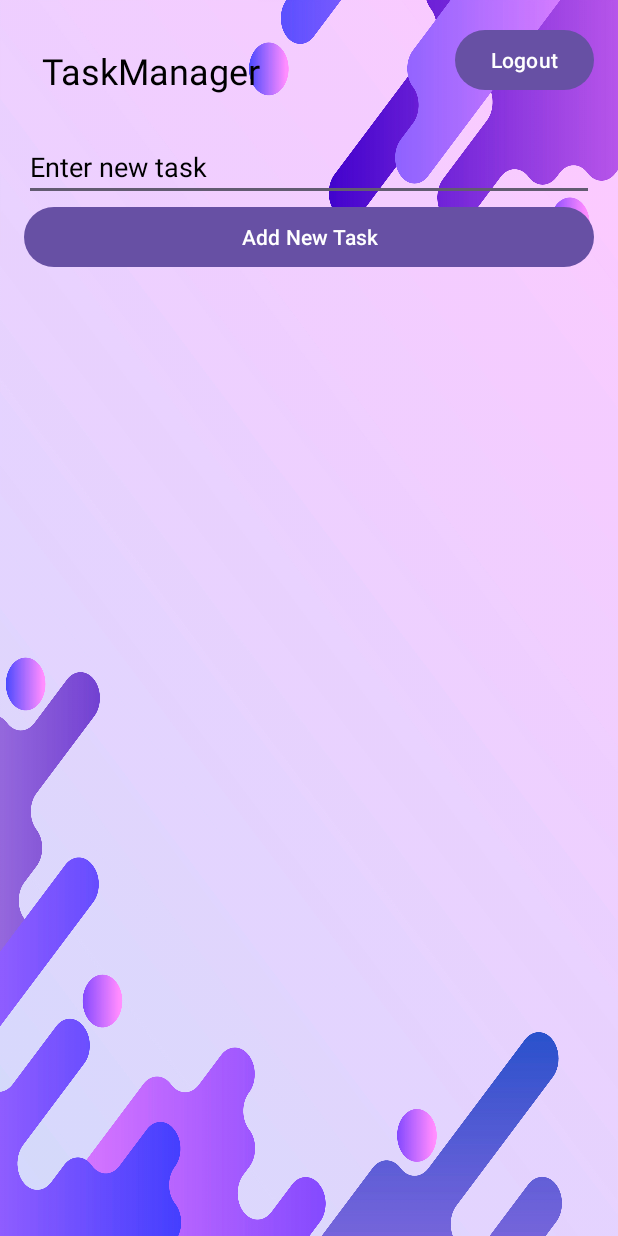
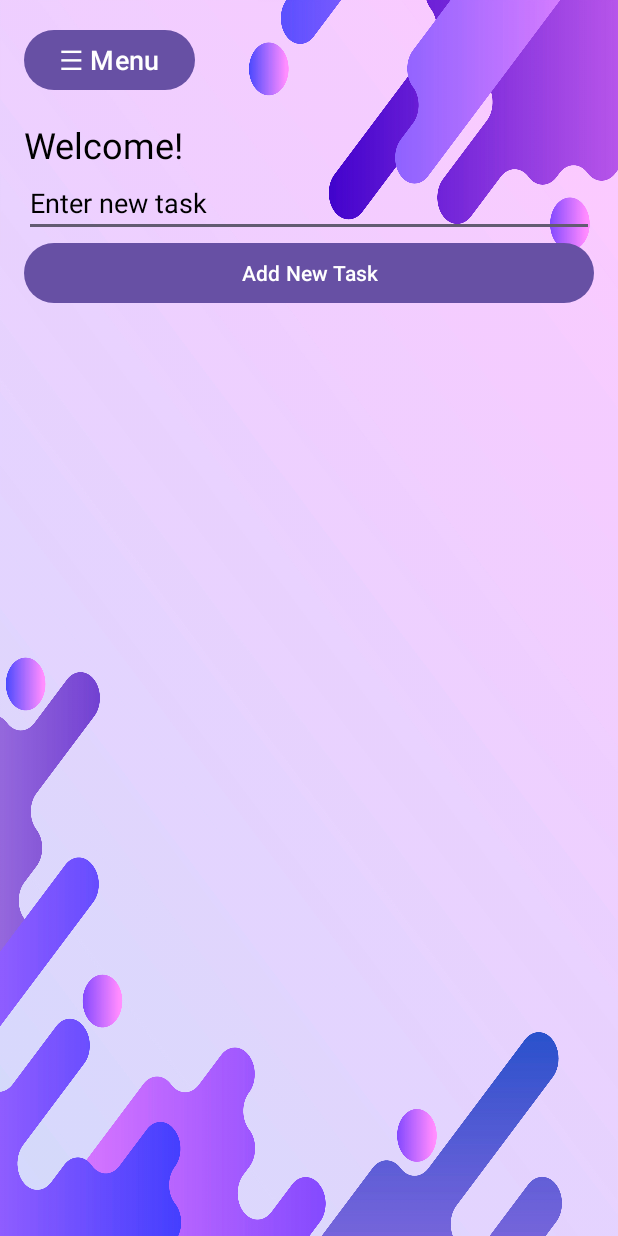
Before and after one commit to chandrakanth0/TaskManagerApp, an Android app: the screen it shows after launch once a user with an empty profile is signed in (WelcomeActivity), on a phone screen of 412 x 824 dp. Run offline under Robolectric (Android 15) with nearby library versions, the phone set to English and light mode, and no system bars; our stand-ins replace Firebase (no records; nobody signed in at launch, a user with empty details on screens opened directly).

Commit message:
added upto navigation without css

```diff
--- a/app/build.gradle.kts
+++ b/app/build.gradle.kts
@@ -43,6 +43,7 @@ dependencies {
     implementation(libs.credentials.play.services.auth)
     implementation(libs.googleid)
     implementation(libs.firebase.firestore)
+    implementation(libs.firebase.database)
     testImplementation(libs.junit)
     androidTestImplementation(libs.ext.junit)
     androidTestImplementation(libs.espresso.core)
--- a/app/src/main/AndroidManifest.xml
+++ b/app/src/main/AndroidManifest.xml
@@ -24,6 +24,8 @@
 
         <activity android:name=".LoginActivity" android:exported="true"/>
 
+        <activity android:name=".ProfileActivity" android:exported="true"/>
+
         <!-- WelcomeActivity (After Login Page) -->
         <activity
             android:name=".WelcomeActivity"
--- a/app/src/main/java/com/example/apptodo/WelcomeActivity.java
+++ b/app/src/main/java/com/example/apptodo/WelcomeActivity.java
@@ -2,43 +2,45 @@ package com.example.apptodo;
 
 import android.content.Intent;
 import android.os.Bundle;
+import android.view.MenuItem;
 import android.view.View;
 import android.widget.Button;
 import android.widget.EditText;
 import android.widget.TextView;
 import android.widget.Toast;
-
 import androidx.annotation.NonNull;
 import androidx.appcompat.app.AppCompatActivity;
+import androidx.core.view.GravityCompat;
+import androidx.drawerlayout.widget.DrawerLayout;
 import androidx.recyclerview.widget.LinearLayoutManager;
 import androidx.recyclerview.widget.RecyclerView;
-
-import com.google.android.gms.tasks.OnCompleteListener;
-import com.google.android.gms.tasks.OnFailureListener;
-import com.google.android.gms.tasks.OnSuccessListener;
-import com.google.android.gms.tasks.Task;
+import com.example.apptodo.LoginActivity;
+import com.example.apptodo.R;
+import com.example.apptodo.TaskAdapter;
+import com.google.android.material.navigation.NavigationView;
 import com.google.firebase.auth.FirebaseAuth;
 import com.google.firebase.auth.FirebaseUser;
 import com.google.firebase.firestore.CollectionReference;
-import com.google.firebase.firestore.DocumentReference;
-import com.google.firebase.firestore.DocumentSnapshot;
 import com.google.firebase.firestore.FirebaseFirestore;
 import com.google.firebase.firestore.QueryDocumentSnapshot;
-import com.google.firebase.firestore.QuerySnapshot;
-
 import java.util.ArrayList;
 import java.util.HashMap;
 import java.util.Map;
+import com.example.apptodo.R;
+
 
 public class WelcomeActivity extends AppCompatActivity {
 
     private FirebaseAuth mAuth;
     private FirebaseFirestore db;
     private CollectionReference tasksRef;
+    private DrawerLayout drawerLayout;
+    private NavigationView navigationView;
+    private Button menuButton;
 
     private TextView welcomeText;
     private EditText taskInput;
-    private Button addTaskButton, logoutButton;
+    private Button addTaskButton;
     private RecyclerView recyclerView;
     private TaskAdapter taskAdapter;
     private ArrayList<String> taskList;
@@ -55,10 +57,13 @@ public class WelcomeActivity extends AppCompatActivity {
 
         // UI Elements
         welcomeText = findViewById(R.id.welcomeText);
+
         taskInput = findViewById(R.id.taskInput);
         addTaskButton = findViewById(R.id.addTaskButton);
-        logoutButton = findViewById(R.id.logoutButton);
         recyclerView = findViewById(R.id.recyclerView);
+        menuButton = findViewById(R.id.menuButton);
+        drawerLayout = findViewById(R.id.drawer_layout);
+        navigationView = findViewById(R.id.navigationView);
 
         // RecyclerView Setup
         taskList = new ArrayList<>();
@@ -69,11 +74,23 @@ public class WelcomeActivity extends AppCompatActivity {
         // Load tasks from Firestore
         loadTasks();
 
-        // Add Task Button Click
-        addTaskButton.setOnClickListener(v -> addTask());
+        // Open Drawer
+        menuButton.setOnClickListener(v -> drawerLayout.openDrawer(GravityCompat.START));
 
-        // Logout Button Click
-        logoutButton.setOnClickListener(v -> logoutUser());
+        navigationView.setNavigationItemSelectedListener(item -> {
+            int id = item.getItemId();
+
+            if (id == R.id.nav_profile) {
+                startActivity(new Intent(this, ProfileActivity.class));
+            } else if (id == R.id.nav_tasks) {
+                Toast.makeText(this, "Viewing tasks", Toast.LENGTH_SHORT).show();
+            } else if (id == R.id.nav_logout) {
+                logoutUser();
+            }
+
+            drawerLayout.closeDrawer(GravityCompat.START);
+            return true;
+        });
 
         // Fetch and Display User's Name
         FirebaseUser user = mAuth.getCurrentUser();
@@ -84,60 +101,28 @@ public class WelcomeActivity extends AppCompatActivity {
                             String fullName = document.getString("fullName");
                             welcomeText.setText("Welcome " + fullName + "!");
                         }
-                    })
-                    .addOnFailureListener(e ->
-                            Toast.makeText(WelcomeActivity.this, "Error fetching user data", Toast.LENGTH_SHORT).show()
-                    );
+                    });
         }
     }
 
     private void loadTasks() {
-        String userId = mAuth.getCurrentUser().getUid();  // Get current user ID
-        CollectionReference tasksRef = db.collection("users").document(userId).collection("tasks");
-
-        tasksRef.get().addOnCompleteListener(task -> {
+        String userId = mAuth.getCurrentUser().getUid();
+        db.collection("users").document(userId).collection("tasks")
+                .get()
+                .addOnCompleteListener(task -> {
                     if (task.isSuccessful()) {
                         taskList.clear();
                         for (QueryDocumentSnapshot document : task.getResult()) {
-                    taskList.add(document.getString("task"));  // Extract the task
+                            taskList.add(document.getString("task"));
                         }
                         taskAdapter.notifyDataSetChanged();
-            } else {
-                Toast.makeText(WelcomeActivity.this, "Error loading tasks", Toast.LENGTH_SHORT).show();
                     }
                 });
     }
 
     private void logoutUser() {
-        mAuth.signOut();  // Logs out the user
-        Intent intent = new Intent(WelcomeActivity.this, LoginActivity.class);
-        intent.setFlags(Intent.FLAG_ACTIVITY_NEW_TASK | Intent.FLAG_ACTIVITY_CLEAR_TASK);
-        startActivity(intent);
+        mAuth.signOut();
+        startActivity(new Intent(this, LoginActivity.class));
         finish();
     }
-
-    private void addTask() {
-        String taskText = taskInput.getText().toString().trim();
-        if (taskText.isEmpty()) {
-            Toast.makeText(this, "Enter a task", Toast.LENGTH_SHORT).show();
-            return;
 }
-
-        String userId = mAuth.getCurrentUser().getUid();  // Get current user ID
-        DocumentReference userRef = db.collection("users").document(userId);
-        CollectionReference tasksRef = userRef.collection("tasks"); // Reference to user's tasks
-
-        // Task data
-        Map<String, Object> taskData = new HashMap<>();
-        taskData.put("task", taskText);
-
-        tasksRef.add(taskData).addOnSuccessListener(documentReference -> {
-            taskList.add(taskText);
-            taskAdapter.notifyDataSetChanged();
-            taskInput.setText("");
-        }).addOnFailureListener(e -> {
-            Toast.makeText(WelcomeActivity.this, "Failed to add task", Toast.LENGTH_SHORT).show();
-        });
-    }
-
-}
--- /dev/null
+++ b/app/src/main/java/com/example/apptodo/as.java
@@ -0,0 +1,4 @@
+package com.example.apptodo;
+
+public class as {
+}
--- /dev/null
+++ b/app/src/main/res/drawable/ic_logout.xml
@@ -0,0 +1,5 @@
+<vector xmlns:android="http://schemas.android.com/apk/res/android" android:autoMirrored="true" android:height="24dp" android:tint="#000000" android:viewportHeight="24" android:viewportWidth="24" android:width="24dp">
+
+    <path android:fillColor="@android:color/white" android:pathData="M17,7l-1.41,1.41L18.17,11H8v2h10.17l-2.58,2.58L17,17l5,-5zM4,5h8V3H4c-1.1,0 -2,0.9 -2,2v14c0,1.1 0.9,2 2,2h8v-2H4V5z"/>
+
+</vector>
--- /dev/null
+++ b/app/src/main/res/drawable/ic_profile.xml
@@ -0,0 +1,5 @@
+<vector xmlns:android="http://schemas.android.com/apk/res/android" android:height="24dp" android:tint="#000000" android:viewportHeight="24" android:viewportWidth="24" android:width="24dp">
+
+    <path android:fillColor="@android:color/white" android:pathData="M19,3H5C3.9,3 3,3.9 3,5v14c0,1.1 0.9,2 2,2h14c1.1,0 2,-0.9 2,-2V5C21,3.9 20.1,3 19,3zM12,6c1.93,0 3.5,1.57 3.5,3.5c0,1.93 -1.57,3.5 -3.5,3.5s-3.5,-1.57 -3.5,-3.5C8.5,7.57 10.07,6 12,6zM19,19H5v-0.23c0,-0.62 0.28,-1.2 0.76,-1.58C7.47,15.82 9.64,15 12,15s4.53,0.82 6.24,2.19c0.48,0.38 0.76,0.97 0.76,1.58V19z"/>
+
+</vector>
--- /dev/null
+++ b/app/src/main/res/drawable/ic_tasks.xml
@@ -0,0 +1,5 @@
+<vector xmlns:android="http://schemas.android.com/apk/res/android" android:height="24dp" android:tint="#000000" android:viewportHeight="24" android:viewportWidth="24" android:width="24dp">
+
+    <path android:fillColor="@android:color/white" android:pathData="M14,2H6C4.9,2 4.01,2.9 4.01,4L4,20c0,1.1 0.89,2 1.99,2H18c1.1,0 2,-0.9 2,-2V8L14,2zM10.94,18L7.4,14.46l1.41,-1.41l2.12,2.12l4.24,-4.24l1.41,1.41L10.94,18zM13,9V3.5L18.5,9H13z"/>
+
+</vector>
--- a/app/src/main/res/layout/activity_welcome.xml
+++ b/app/src/main/res/layout/activity_welcome.xml
@@ -1,79 +1,75 @@
 <?xml version="1.0" encoding="utf-8"?>
-<androidx.constraintlayout.widget.ConstraintLayout xmlns:android="http://schemas.android.com/apk/res/android"
+<androidx.drawerlayout.widget.DrawerLayout xmlns:android="http://schemas.android.com/apk/res/android"
     xmlns:app="http://schemas.android.com/apk/res-auto"
     xmlns:tools="http://schemas.android.com/tools"
+    android:id="@+id/drawer_layout"
+    android:layout_width="match_parent"
+    android:layout_height="match_parent">
+
+    <!-- Main Content Layout -->
+    <androidx.constraintlayout.widget.ConstraintLayout
         android:layout_width="match_parent"
         android:layout_height="match_parent"
-    android:orientation="vertical"
         android:padding="16dp"
+        android:background="@drawable/background_image">
 
-    android:background="@drawable/background_image"
-    >
+        <Button
+            android:id="@+id/menuButton"
+            android:layout_width="wrap_content"
+            android:layout_height="wrap_content"
+            android:text="☰ Menu"
+            android:textSize="18sp"
+            app:layout_constraintTop_toTopOf="parent"
+            app:layout_constraintStart_toStartOf="parent" />
 
+        <TextView
+            android:id="@+id/welcomeText"
+            android:layout_width="wrap_content"
+            android:layout_height="wrap_content"
+            android:text="Welcome!"
+            android:textSize="24sp"
+            android:textColor="#000000"
+            app:layout_constraintStart_toStartOf="parent"
+            app:layout_constraintTop_toBottomOf="@id/menuButton"
+            android:layout_marginTop="16dp"/>
 
         <EditText
             android:id="@+id/taskInput"
             android:layout_width="match_parent"
             android:layout_height="wrap_content"
             android:hint="Enter new task"
-        app:layout_constraintBottom_toBottomOf="parent"
-        app:layout_constraintEnd_toEndOf="parent"
-        app:layout_constraintStart_toStartOf="parent"
-        app:layout_constraintTop_toTopOf="parent"
-        app:layout_constraintVertical_bias="0.097"
             android:textColor="#000000"
             android:textColorHint="#000000"
-        />
+            app:layout_constraintTop_toBottomOf="@id/welcomeText"
+            app:layout_constraintStart_toStartOf="parent"
+            app:layout_constraintEnd_toEndOf="parent" />
 
         <Button
             android:id="@+id/addTaskButton"
             android:layout_width="match_parent"
             android:layout_height="wrap_content"
             android:text="Add New Task"
-        app:layout_constraintBottom_toBottomOf="parent"
-        app:layout_constraintEnd_toEndOf="parent"
-        app:layout_constraintHorizontal_bias="1.0"
+            app:layout_constraintTop_toBottomOf="@id/taskInput"
             app:layout_constraintStart_toStartOf="parent"
-        app:layout_constraintTop_toBottomOf="@+id/taskInput"
-        app:layout_constraintVertical_bias="0.0" />
+            app:layout_constraintEnd_toEndOf="parent" />
 
         <androidx.recyclerview.widget.RecyclerView
             android:id="@+id/recyclerView"
             android:layout_width="match_parent"
             android:layout_height="wrap_content"
-        app:layout_constraintBottom_toBottomOf="parent"
-        app:layout_constraintEnd_toEndOf="parent"
-        app:layout_constraintHorizontal_bias="1.0"
+            app:layout_constraintTop_toBottomOf="@id/addTaskButton"
             app:layout_constraintStart_toStartOf="parent"
-        app:layout_constraintTop_toBottomOf="@+id/addTaskButton"
-        app:layout_constraintVertical_bias="0.054"
-        android:textColor="#000000"
-        android:textColorHint="#000000"
-        />
+            app:layout_constraintEnd_toEndOf="parent" />
 
-    <TextView
-        android:id="@+id/welcomeText"
+    </androidx.constraintlayout.widget.ConstraintLayout>
+
+    <!-- Navigation Drawer -->
+    <com.google.android.material.navigation.NavigationView
+        android:id="@+id/navigationView"
         android:layout_width="wrap_content"
-        android:layout_height="wrap_content"
-        android:layout_marginStart="12dp"
-        android:text="TaskManager"
-        app:layout_constraintBottom_toBottomOf="parent"
-        app:layout_constraintStart_toStartOf="parent"
-        app:layout_constraintTop_toTopOf="parent"
-        app:layout_constraintVertical_bias="0.019"
-        android:textColor="#000000"
-        android:textColorHint="#000000"
-        android:textSize="24sp"/>
+        android:layout_height="match_parent"
+        android:layout_gravity="start"
+        app:menu="@menu/drawer_menu"
+        app:headerLayout="@layout/nav_header" />
 
-    <Button
-        android:id="@+id/logoutButton"
-        android:layout_width="wrap_content"
-        android:layout_height="wrap_content"
-        android:text="Logout"
-        app:layout_constraintBottom_toBottomOf="parent"
-        app:layout_constraintEnd_toEndOf="parent"
-        app:layout_constraintHorizontal_bias="1.0"
-        app:layout_constraintStart_toEndOf="@+id/welcomeText"
-        app:layout_constraintTop_toTopOf="parent"
-        app:layout_constraintVertical_bias="0.0" />
-</androidx.constraintlayout.widget.ConstraintLayout>
+</androidx.drawerlayout.widget.DrawerLayout>
--- /dev/null
+++ b/app/src/main/res/menu/drawer_menu.xml
@@ -0,0 +1,16 @@
+<menu xmlns:android="http://schemas.android.com/apk/res/android">
+    <item
+        android:id="@+id/nav_profile"
+        android:icon="@drawable/ic_profile"
+        android:title="Profile" />
+
+    <item
+        android:id="@+id/nav_tasks"
+        android:icon="@drawable/ic_tasks"
+        android:title="View Tasks" />
+
+    <item
+        android:id="@+id/nav_logout"
+        android:icon="@drawable/ic_logout"
+        android:title="Logout" />
+</menu>
--- /dev/null
+++ b/app/src/main/res/values/refs.xml
@@ -0,0 +1,2 @@
+<?xml version="1.0" encoding="utf-8"?>
+<resources></resources>
--- a/app/src/main/res/values/strings.xml
+++ b/app/src/main/res/values/strings.xml
@@ -1,3 +1,5 @@
 <resources>
     <string name="app_name">AppToDo</string>
+    <string name="navigation_drawer_open">Open Navigation</string>
+    <string name="navigation_drawer_close">Close Navigation</string>
 </resources>
--- a/gradle/libs.versions.toml
+++ b/gradle/libs.versions.toml
@@ -13,6 +13,7 @@ credentials = "1.5.0"
 credentialsPlayServicesAuth = "1.5.0"
 googleid = "1.1.1"
 firebaseFirestore = "25.1.3"
+firebaseDatabase = "21.0.0"
 
 [libraries]
 junit = { group = "junit", name = "junit", version.ref = "junit" }
@@ -27,6 +28,7 @@ credentials = { group = "androidx.credentials", name = "credentials", version.re
 credentials-play-services-auth = { group = "androidx.credentials", name = "credentials-play-services-auth", version.ref = "credentialsPlayServicesAuth" }
 googleid = { group = "com.google.android.libraries.identity.googleid", name = "googleid", version.ref = "googleid" }
 firebase-firestore = { group = "com.google.firebase", name = "firebase-firestore", version.ref = "firebaseFirestore" }
+firebase-database = { group = "com.google.firebase", name = "firebase-database", version.ref = "firebaseDatabase" }
 
 [plugins]
 android-application = { id = "com.android.application", version.ref = "agp" }
```
Also changed, not shown: app/src/main/java/com/example/apptodo/BaseActivity.java (added, +65 -0 lines), app/src/main/java/com/example/apptodo/ProfileActivity.java (added, +78 -0 lines), app/src/main/res/layout/activity_profile.xml (added, +54 -0 lines), app/src/main/res/layout/nav_header.xml (added, +33 -0 lines). Lines whose indentation alone changed are shown as unchanged.
